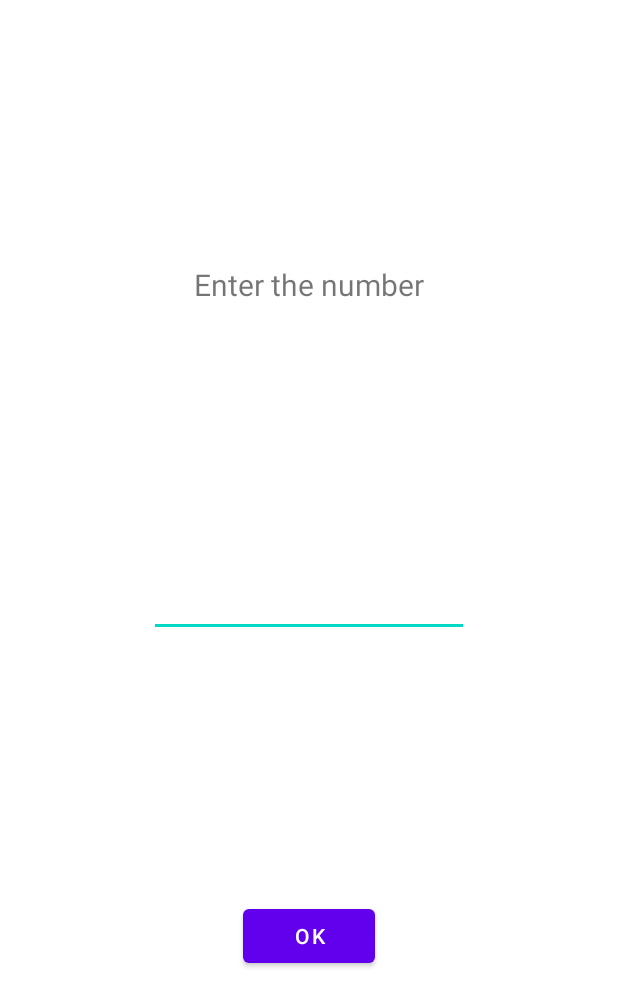
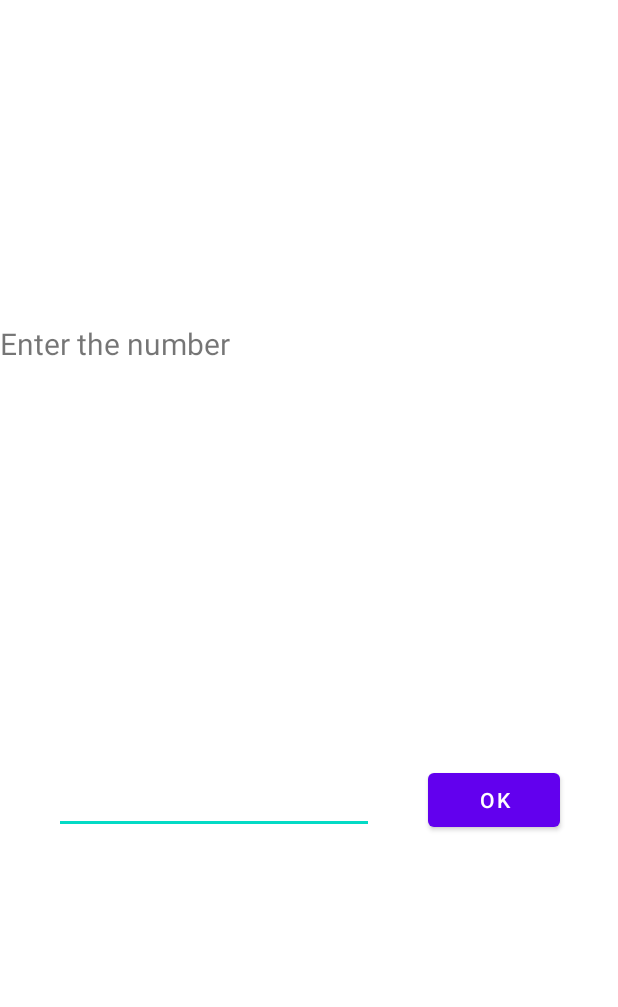
Before and after one commit to dmitryweiner/brain-train, an Android app: the layout fragment_remember_number_2.xml on its own in the app's theme, with its tools: preview values and no code run, on a phone screen of 412 x 824 dp. Shown: the top 1007 px of the screen. Run offline under Robolectric (Android 15) with nearby library versions, the phone set to English and light mode, and no system bars.

Commit message:
Fix layout

```diff
--- a/app/src/main/res/layout/fragment_remember_number_2.xml
+++ b/app/src/main/res/layout/fragment_remember_number_2.xml
@@ -14,11 +14,17 @@
         android:layout_height="wrap_content"
         android:text="@string/remember_number_enter_the_number"
         android:textSize="20sp"
-        app:layout_constraintBottom_toTopOf="@+id/edit_number"
-        app:layout_constraintEnd_toEndOf="parent"
-        app:layout_constraintHorizontal_bias="0.5"
-        app:layout_constraintStart_toStartOf="parent"
-        app:layout_constraintTop_toTopOf="parent" />
+        app:layout_constraintBottom_toTopOf="@+id/constraintLayout"
+        app:layout_constraintTop_toTopOf="parent"
+        tools:layout_editor_absoluteX="129dp" />
+
+    <androidx.constraintlayout.widget.ConstraintLayout
+        android:id="@+id/constraintLayout"
+        android:layout_width="409dp"
+        android:layout_height="151dp"
+        app:layout_constraintBottom_toBottomOf="parent"
+        app:layout_constraintTop_toBottomOf="@+id/textView"
+        tools:layout_editor_absoluteX="1dp">
 
         <EditText
             android:id="@+id/edit_number"
@@ -26,11 +32,12 @@
             android:layout_height="wrap_content"
             android:ems="10"
             android:inputType="number"
-        app:layout_constraintBottom_toTopOf="@+id/buttonOk"
-        app:layout_constraintEnd_toEndOf="parent"
+            app:layout_constraintBottom_toBottomOf="parent"
+            app:layout_constraintEnd_toStartOf="@+id/buttonOk"
             app:layout_constraintHorizontal_bias="0.5"
             app:layout_constraintStart_toStartOf="parent"
-        app:layout_constraintTop_toBottomOf="@+id/textView" />
+            app:layout_constraintTop_toTopOf="parent"
+            app:layout_constraintVertical_bias="0.5" />
 
         <Button
             android:id="@+id/buttonOk"
@@ -40,7 +47,9 @@
             app:layout_constraintBottom_toBottomOf="parent"
             app:layout_constraintEnd_toEndOf="parent"
             app:layout_constraintHorizontal_bias="0.5"
-        app:layout_constraintStart_toStartOf="parent"
-        app:layout_constraintTop_toBottomOf="@+id/edit_number" />
+            app:layout_constraintStart_toEndOf="@+id/edit_number"
+            app:layout_constraintTop_toTopOf="parent"
+            app:layout_constraintVertical_bias="0.5" />
+    </androidx.constraintlayout.widget.ConstraintLayout>
 
 </androidx.constraintlayout.widget.ConstraintLayout>
```
Lines whose indentation alone changed are shown as unchanged.
